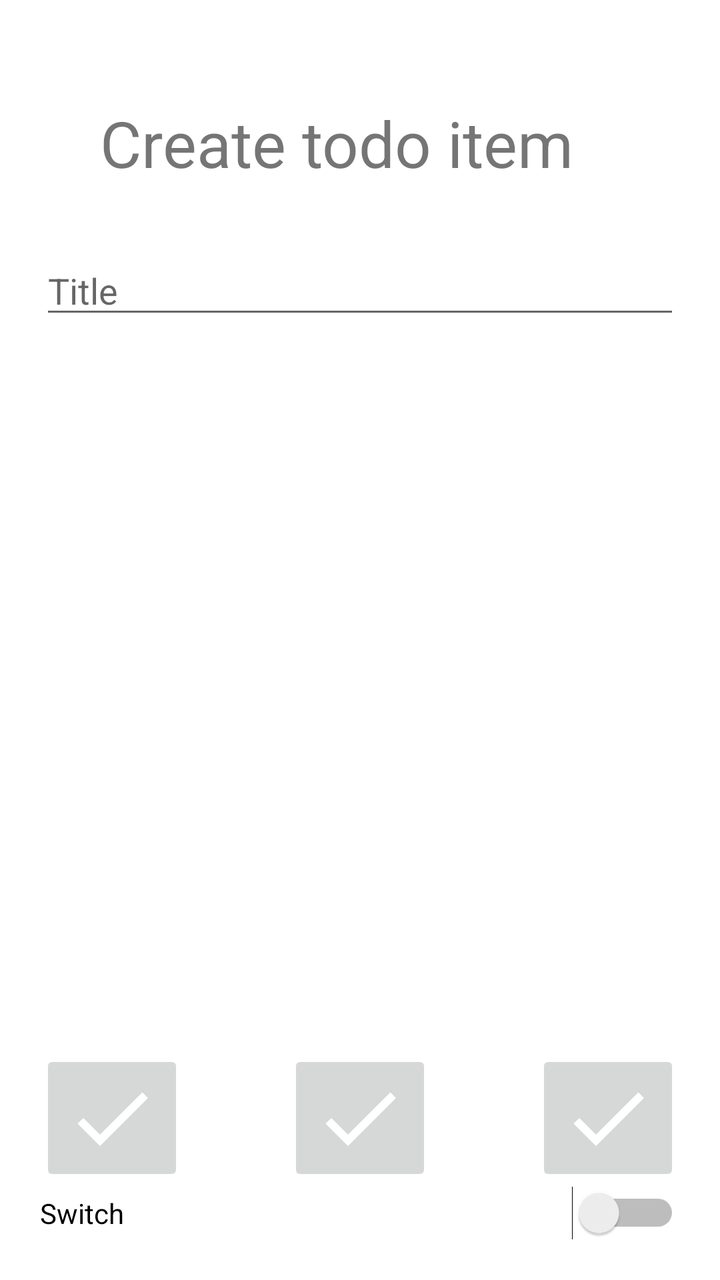
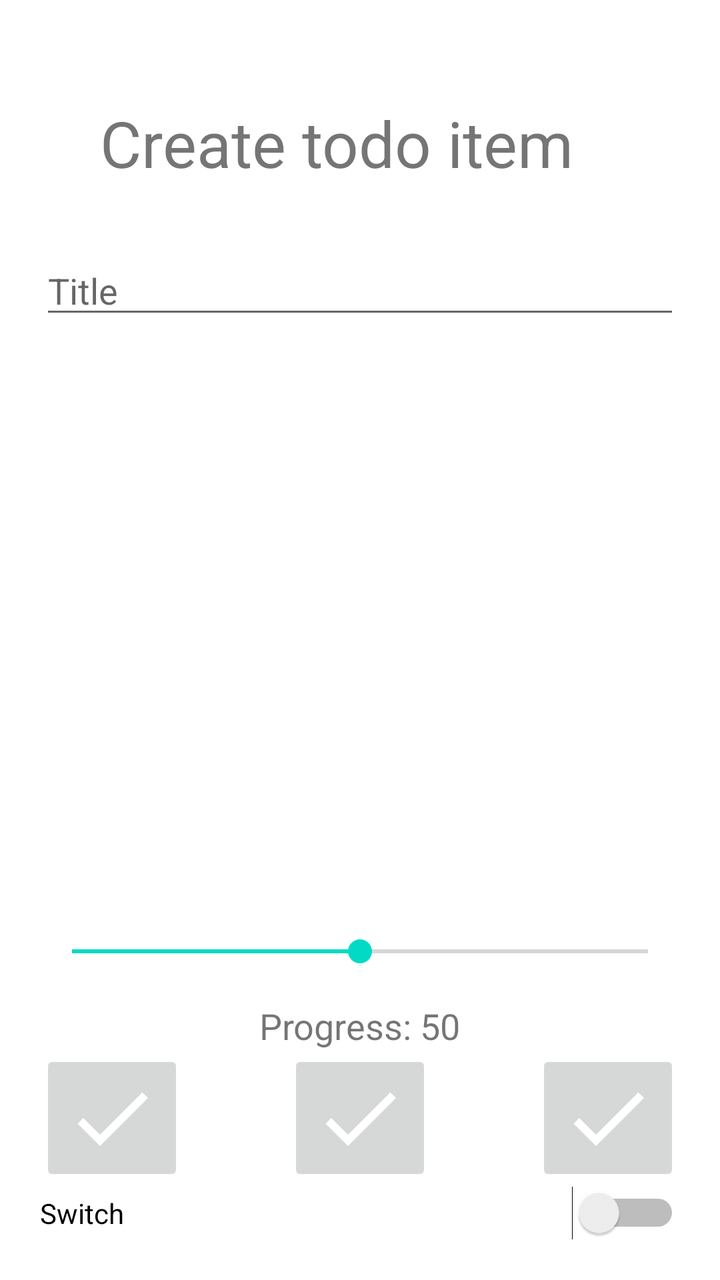

Two renders of the same Android screen: before a commit and after it. Below are the layout's source before the change and the commit's diff.
<!-- AndroidManifest.xml: application theme Theme.TodoListHF26044p -->
<!-- res/layout/activity_create.xml -->
<?xml version="1.0" encoding="utf-8"?>
<LinearLayout xmlns:android="http://schemas.android.com/apk/res/android"
    xmlns:app="http://schemas.android.com/apk/res-auto"
    xmlns:tools="http://schemas.android.com/tools"
    android:id="@+id/main"
    android:layout_width="match_parent"
    android:layout_height="match_parent"
    tools:context=".CreateActivity"
    android:orientation="vertical"
    android:padding="20dp">

    <TextView
        android:layout_width="match_parent"
        android:layout_height="wrap_content"
        android:text="@string/create_todo_item"
        android:textSize="32sp"
        android:textAlignment="center"
        android:layout_margin="30dp"/>

    <EditText
        android:layout_width="match_parent"
        android:layout_height="wrap_content"
        android:hint="@string/title"
        android:id="@+id/edit_title"
        android:autofillHints="name"
        android:inputType="text"
        />

    <View
        android:layout_width="wrap_content"
        android:layout_height="0dp"
        android:layout_weight="1"/>

    <LinearLayout
        android:layout_width="match_parent"
        android:layout_height="wrap_content">
    <ImageButton
        android:layout_width="wrap_content"
        android:layout_height="wrap_content"
        android:id="@+id/btn_finish"
        android:src="@drawable/baseline_check_48"
        android:contentDescription="@string/finish_item"
        />
        <View
            android:layout_width="wrap_content"
            android:layout_height="0dp"
            android:layout_weight="1"/>
    <ImageButton
        android:layout_width="wrap_content"
        android:layout_height="wrap_content"
        android:id="@+id/btn_finish2"
        android:src="@drawable/baseline_check_48"
        android:contentDescription="@string/finish_item"
        />
        <View
            android:layout_width="wrap_content"
            android:layout_height="0dp"
            android:layout_weight="1"/>
    <ImageButton
        android:layout_width="wrap_content"
        android:layout_height="wrap_content"
        android:id="@+id/btn_finish3"
        android:src="@drawable/baseline_check_48"
        android:contentDescription="@string/finish_item"
        />
    </LinearLayout>

    <Switch
        android:id="@+id/switch1"
        android:layout_width="match_parent"
        android:layout_height="wrap_content"
        android:text="Switch" />
</LinearLayout>
<!-- resources referenced by this layout -->
<resources>
  <!-- drawable baseline_check_48 (drawable) -->
  <vector xmlns:android="http://schemas.android.com/apk/res/android" android:height="48dp" android:tint="#FFFFFF" android:viewportHeight="24" android:viewportWidth="24" android:width="48dp">
        
      <path android:fillColor="@android:color/white" android:pathData="M9,16.17L4.83,12l-1.42,1.41L9,19 21,7l-1.41,-1.41z"/>
      
  </vector>
  <string name="create_todo_item">Create todo item</string>
  <string name="finish_item">Finish item</string>
  <string name="title">Title</string>
  <style name="Theme.TodoListHF26044p" parent="Theme.MaterialComponents.DayNight.NoActionBar">
          
          <item name="colorPrimary">@color/purple_500</item>
          <item name="colorPrimaryVariant">@color/purple_700</item>
          <item name="colorOnPrimary">@color/white</item>
          
          <item name="colorSecondary">@color/teal_200</item>
          <item name="colorSecondaryVariant">@color/teal_700</item>
          <item name="colorOnSecondary">@color/black</item>
          
          <item name="android:statusBarColor">?attr/colorPrimaryVariant</item>
          
      </style>
  <color name="purple_500">#FF6200EE</color>
  <color name="purple_700">#FF3700B3</color>
  <color name="white">#FFFFFFFF</color>
  <color name="teal_200">#FF03DAC5</color>
  <color name="teal_700">#FF018786</color>
  <color name="black">#FF000000</color>
</resources>

<!-- the commit's change to res/layout/activity_create.xml (unified diff, before → after) -->
@@ -30,6 +30,24 @@
         android:layout_width="wrap_content"
         android:layout_height="0dp"
         android:layout_weight="1"/>
+
+    
+    <SeekBar
+        android:id="@+id/seekBar"
+        android:layout_width="match_parent"
+        android:layout_height="wrap_content"
+        android:max="100"
+        android:progress="50" />
+
+    
+    <TextView
+        android:id="@+id/textViewProgress"
+        android:layout_width="wrap_content"
+        android:layout_height="wrap_content"
+        android:text="Progress: 50"
+        android:textSize="18sp"
+        android:layout_gravity="center_horizontal"
+        android:layout_marginTop="16dp" />
 
     <LinearLayout
         android:layout_width="match_parent"
